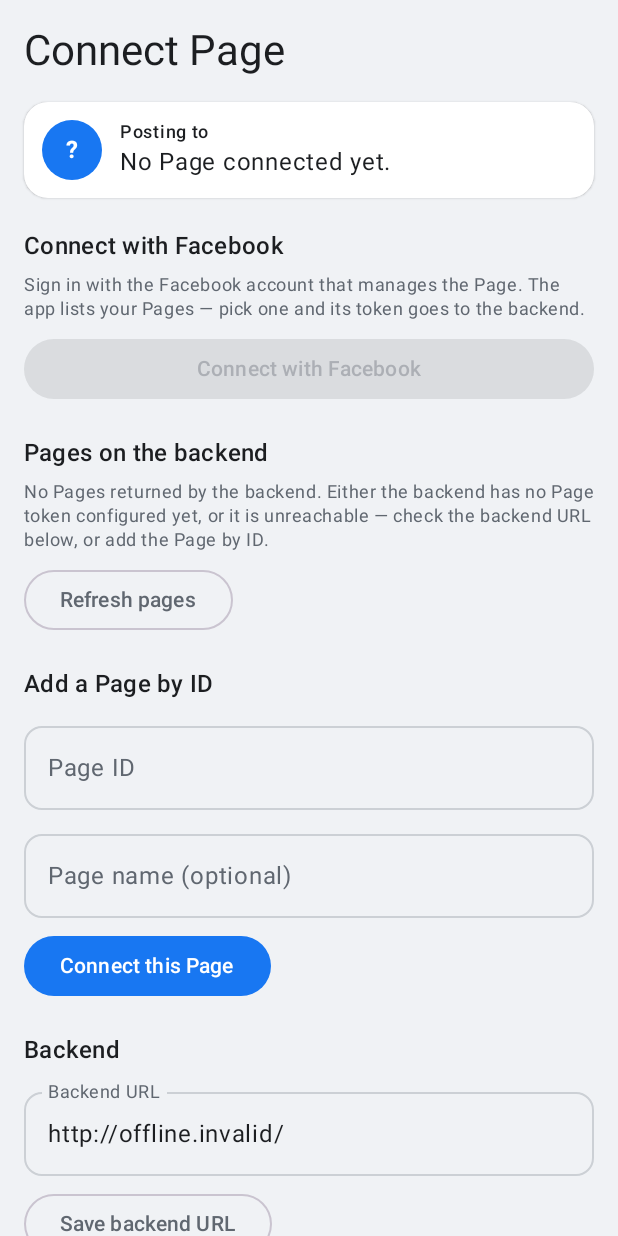
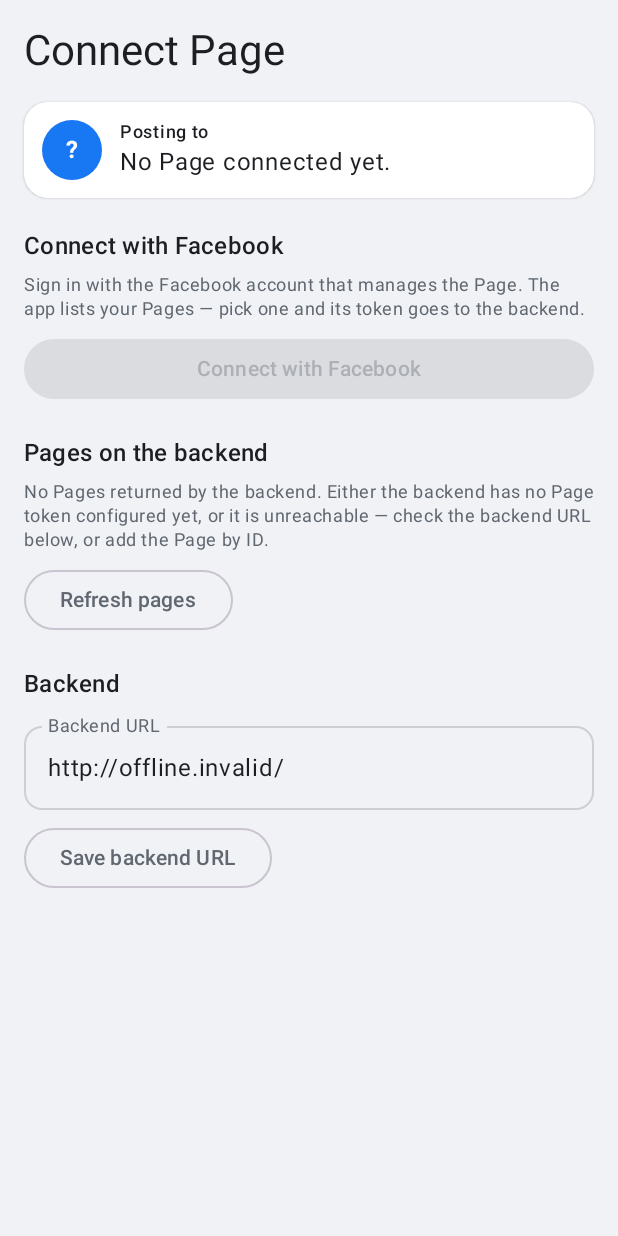
Before and after one commit to KarinaFromAespa/facebook-post-planner, an Android app built with Jetpack Compose: the composable PageScreen shown on its own in the app's theme, on a phone screen of 412 x 824 dp. Run offline under Robolectric (Android 15) with nearby library versions, the phone set to English and light mode, and no system bars; our stand-ins replace Room's generated code; 1 statement that could not run was skipped.

Commit message:
Remove Add a Page by ID

```diff
--- a/app/src/main/java/com/facebookpostplanner/ui/page/PageScreen.kt
+++ b/app/src/main/java/com/facebookpostplanner/ui/page/PageScreen.kt
@@ -66,8 +66,6 @@ fun PageScreen(
     val fbStatus by vm.fbStatus.collectAsState()
     val fbLoggingIn by vm.fbLoggingIn.collectAsState()
 
-    var manualId by remember { mutableStateOf("") }
-    var manualName by remember { mutableStateOf("") }
     var url by remember(backendUrl) { mutableStateOf(backendUrl) }
     val activity = LocalContext.current as Activity
 
@@ -184,27 +182,6 @@ fun PageScreen(
         OutlinedButton(onClick = { vm.refresh() }) { Text("Refresh pages") }
         Spacer(Modifier.height(20.dp))
 
-        Text("Add a Page by ID", style = MaterialTheme.typography.titleMedium)
-        Spacer(Modifier.height(8.dp))
-        OutlinedTextField(
-            value = manualId, onValueChange = { manualId = it },
-            label = { Text("Page ID") }, modifier = Modifier.fillMaxWidth(),
-            shape = RoundedCornerShape(12.dp)
-        )
-        Spacer(Modifier.height(8.dp))
-        OutlinedTextField(
-            value = manualName, onValueChange = { manualName = it },
-            label = { Text("Page name (optional)") }, modifier = Modifier.fillMaxWidth(),
-            shape = RoundedCornerShape(12.dp)
-        )
-        Spacer(Modifier.height(8.dp))
-        Button(onClick = {
-            vm.addPageManually(manualId, manualName)
-            manualId = ""
-            manualName = ""
-        }) { Text("Connect this Page") }
-        Spacer(Modifier.height(20.dp))
-
         Text("Backend", style = MaterialTheme.typography.titleMedium)
         Spacer(Modifier.height(8.dp))
         OutlinedTextField(
```
Also changed, not shown: app/src/main/java/com/facebookpostplanner/ui/page/PageViewModel.kt (+0 -9 lines).
